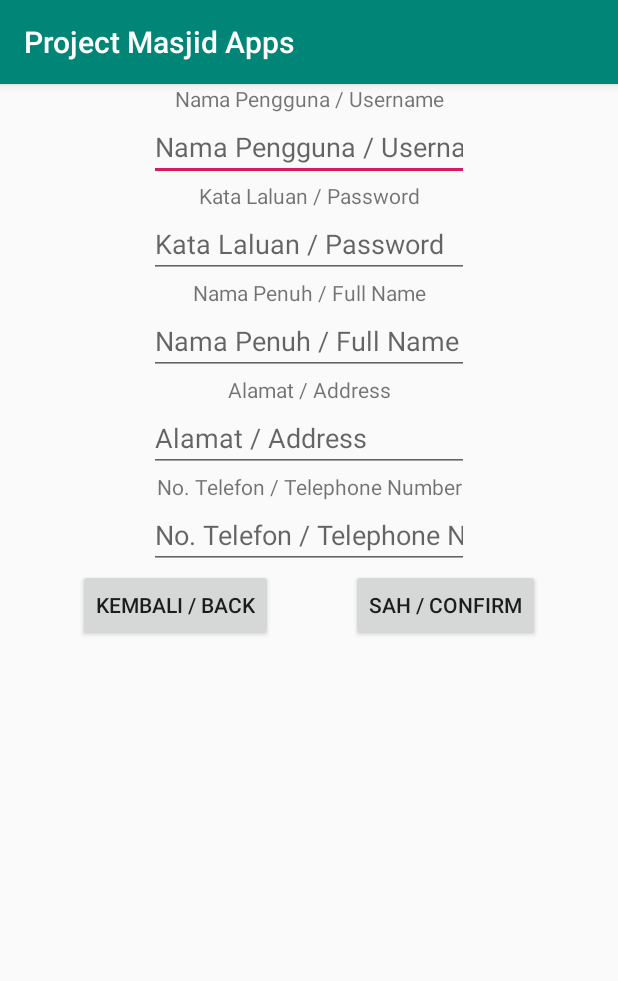
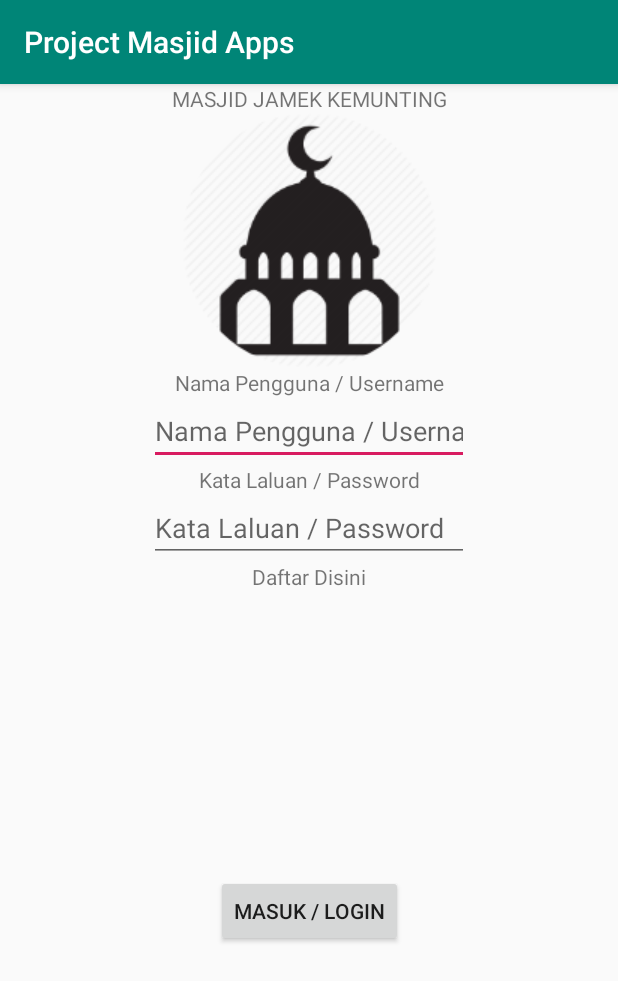
Before and after one commit to bomohit/Masjid-App, an Android app: the screen it shows after launch (RegisterMain before the commit, LoginMain after it), on a phone screen of 412 x 824 dp. Shown: the top 981 px of the screen. Run offline under Robolectric (Android 15) with nearby library versions, the phone set to English and light mode, and no system bars; our stand-ins replace Firebase (no records; nobody signed in at launch, a user with empty details on screens opened directly).

Commit message:
create logic for login

```diff
--- a/app/src/main/AndroidManifest.xml
+++ b/app/src/main/AndroidManifest.xml
@@ -13,13 +13,14 @@
 
         </activity>
         <activity android:name=".RegisterMain" >
+        </activity>
+        <activity android:name=".LoginMain" >
             <intent-filter>
                 <action android:name="android.intent.action.MAIN" />
 
                 <category android:name="android.intent.category.LAUNCHER" />
             </intent-filter>
         </activity>
-        <activity android:name=".LoginMain" />
     </application>
 
 </manifest>
--- a/app/src/main/res/layout/login_main.xml
+++ b/app/src/main/res/layout/login_main.xml
@@ -1,6 +1,96 @@
 <?xml version="1.0" encoding="utf-8"?>
 <androidx.constraintlayout.widget.ConstraintLayout
-    xmlns:android="http://schemas.android.com/apk/res/android" android:layout_width="match_parent"
+    xmlns:android="http://schemas.android.com/apk/res/android"
+    xmlns:app="http://schemas.android.com/apk/res-auto"
+    xmlns:tools="http://schemas.android.com/tools"
+    android:layout_width="match_parent"
     android:layout_height="match_parent">
 
+    <TextView
+        android:id="@+id/textView3"
+        android:layout_width="wrap_content"
+        android:layout_height="wrap_content"
+        android:text="Nama Pengguna / Username"
+        app:layout_constraintEnd_toEndOf="parent"
+        app:layout_constraintStart_toStartOf="parent"
+        app:layout_constraintTop_toBottomOf="@+id/imageView" />
+
+    <EditText
+        android:id="@+id/inputLoginUsername"
+        android:layout_width="wrap_content"
+        android:layout_height="wrap_content"
+        android:ems="10"
+        android:hint="Nama Pengguna / Username"
+        android:inputType="textPersonName"
+        app:layout_constraintEnd_toEndOf="parent"
+        app:layout_constraintStart_toStartOf="parent"
+        app:layout_constraintTop_toBottomOf="@+id/textView3" />
+
+    <TextView
+        android:id="@+id/textView7"
+        android:layout_width="wrap_content"
+        android:layout_height="wrap_content"
+        android:text="Kata Laluan / Password"
+        app:layout_constraintEnd_toEndOf="parent"
+        app:layout_constraintStart_toStartOf="parent"
+        app:layout_constraintTop_toBottomOf="@+id/inputLoginUsername" />
+
+    <EditText
+        android:id="@+id/inputLoginPassword"
+        android:layout_width="wrap_content"
+        android:layout_height="wrap_content"
+        android:ems="10"
+        android:hint="Kata Laluan / Password"
+        android:inputType="textPassword"
+        app:layout_constraintEnd_toEndOf="parent"
+        app:layout_constraintStart_toStartOf="parent"
+        app:layout_constraintTop_toBottomOf="@+id/textView7" />
+
+    <TextView
+        android:id="@+id/textRegister"
+        android:layout_width="wrap_content"
+        android:layout_height="wrap_content"
+        android:text="Daftar Disini"
+        app:layout_constraintEnd_toEndOf="parent"
+        app:layout_constraintStart_toStartOf="parent"
+        app:layout_constraintTop_toBottomOf="@+id/inputLoginPassword" />
+
+    <Button
+        android:id="@+id/buttonLogin"
+        android:layout_width="wrap_content"
+        android:layout_height="wrap_content"
+        android:layout_marginTop="16dp"
+        android:text="MASUK / LOGIN"
+        app:layout_constraintBottom_toBottomOf="parent"
+        app:layout_constraintEnd_toEndOf="parent"
+        app:layout_constraintStart_toStartOf="parent"
+        app:layout_constraintTop_toBottomOf="@+id/inputLoginPassword" />
+
+    <ImageView
+        android:id="@+id/imageView"
+        android:layout_width="wrap_content"
+        android:layout_height="wrap_content"
+        app:layout_constraintEnd_toEndOf="parent"
+        app:layout_constraintStart_toStartOf="parent"
+        app:layout_constraintTop_toBottomOf="@+id/textView9"
+        app:srcCompat="@drawable/icon_masjid" />
+
+    <TextView
+        android:id="@+id/textView9"
+        android:layout_width="wrap_content"
+        android:layout_height="wrap_content"
+        android:text="MASJID JAMEK KEMUNTING"
+        app:layout_constraintEnd_toEndOf="parent"
+        app:layout_constraintStart_toStartOf="parent"
+        app:layout_constraintTop_toTopOf="parent" />
+
+    <ProgressBar
+        android:id="@+id/progressBarLogin"
+        style="?android:attr/progressBarStyle"
+        android:layout_width="wrap_content"
+        android:layout_height="wrap_content"
+        app:layout_constraintBottom_toBottomOf="parent"
+        app:layout_constraintEnd_toEndOf="parent"
+        app:layout_constraintStart_toStartOf="parent"
+        app:layout_constraintTop_toBottomOf="@+id/buttonLogin" />
 </androidx.constraintlayout.widget.ConstraintLayout>
--- a/app/src/main/res/layout/register_main.xml
+++ b/app/src/main/res/layout/register_main.xml
@@ -35,7 +35,7 @@
         app:layout_constraintTop_toBottomOf="@+id/inputUsername" />
 
     <EditText
-        android:id="@+id/inputPassword"
+        android:id="@+id/inputLoginPassword"
         android:layout_width="wrap_content"
         android:layout_height="wrap_content"
         android:ems="10"
@@ -52,7 +52,7 @@
         android:text="Nama Penuh / Full Name"
         app:layout_constraintEnd_toEndOf="parent"
         app:layout_constraintStart_toStartOf="parent"
-        app:layout_constraintTop_toBottomOf="@+id/inputPassword" />
+        app:layout_constraintTop_toBottomOf="@+id/inputLoginPassword" />
 
     <EditText
         android:id="@+id/inputFullName"
```
Also changed, not shown: app/src/main/java/com/example/projectmasjidapps/LoginMain.kt (+77 -1 lines), app/src/main/java/com/example/projectmasjidapps/RegisterMain.kt (+4 -4 lines), app/src/main/res/drawable-v24/icon_masjid.png (added).
